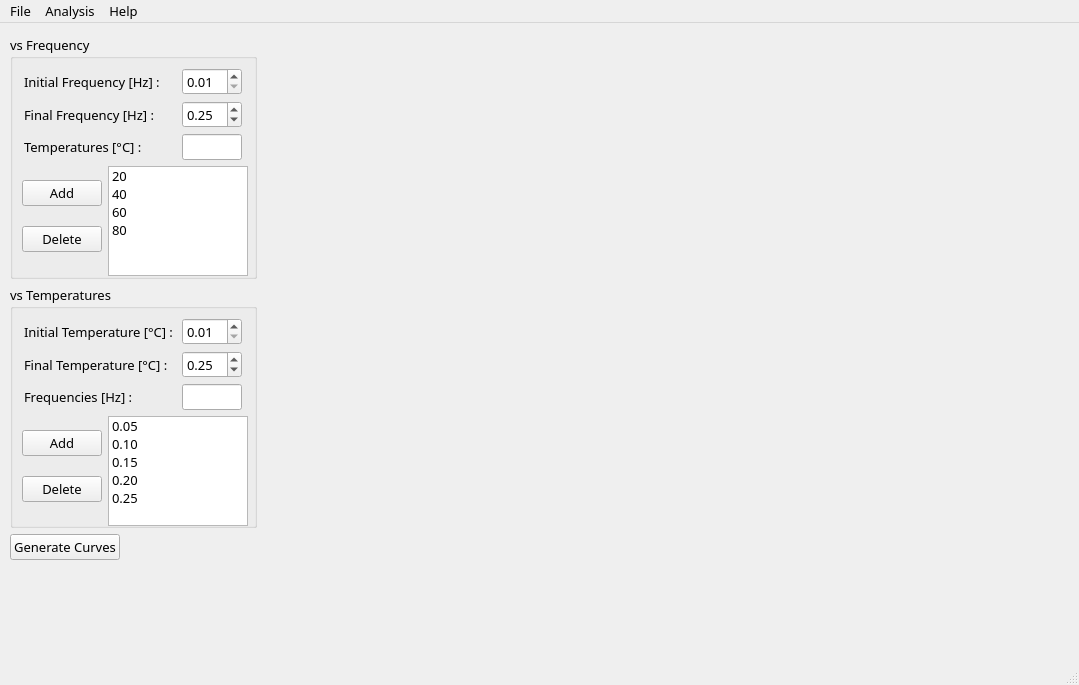
LuisCarlosRojasTorres/ViscoQT, file MainWindow.ui: the form before one commit.
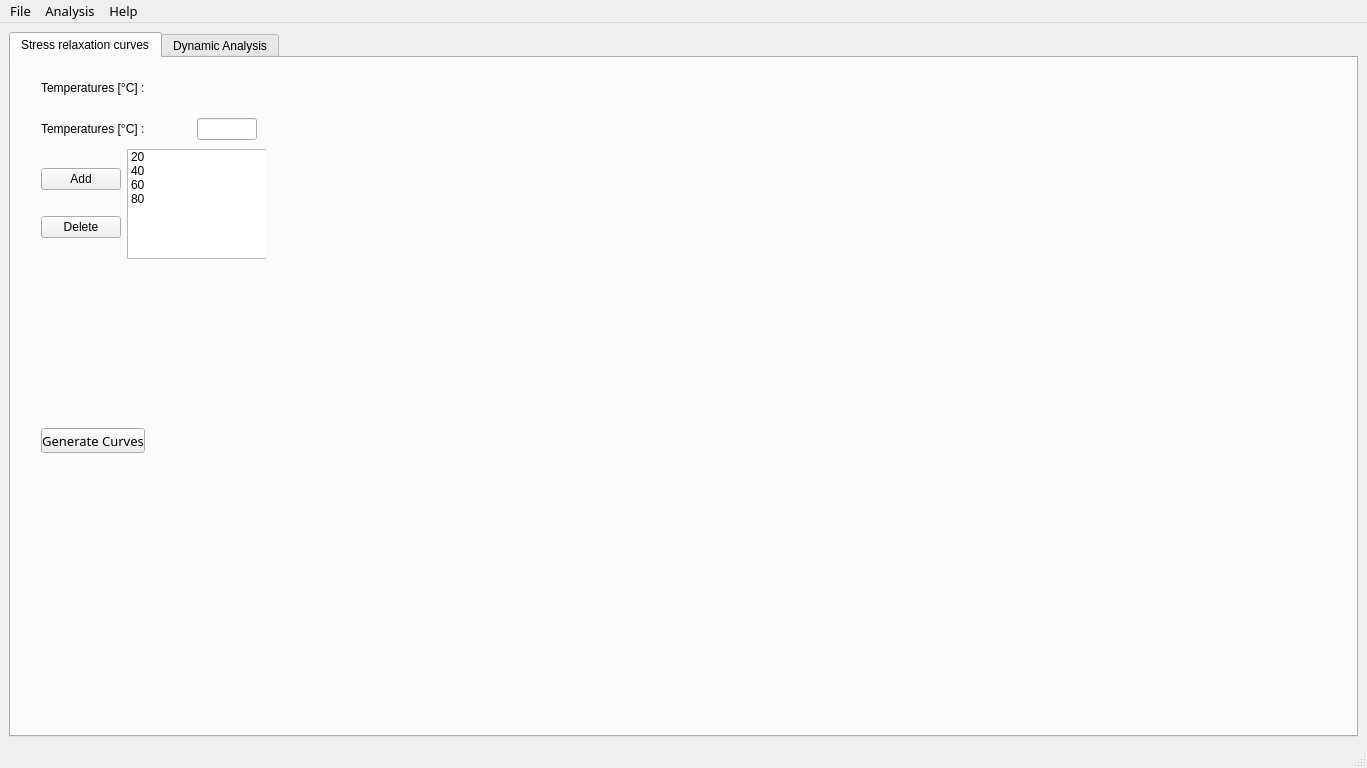
The form after the commit.

Diff of the .ui file:
```diff
--- a/MainWindow.ui
+++ b/MainWindow.ui
@@ -6,34 +6,191 @@
    <rect>
     <x>0</x>
     <y>0</y>
-    <width>1079</width>
-    <height>685</height>
+    <width>1367</width>
+    <height>768</height>
    </rect>
   </property>
   <property name="windowTitle">
    <string>MainWindow</string>
   </property>
   <widget class="QWidget" name="centralwidget">
-   <widget class="QWidget" name="gridLayoutWidget">
+   <layout class="QGridLayout" name="gridLayout">
+    <item row="0" column="0">
+     <widget class="QTabWidget" name="tabWidget">
+      <property name="currentIndex">
+       <number>0</number>
+      </property>
+      <widget class="QWidget" name="tab_stressRelaxation">
+       <attribute name="title">
+        <string>Stress relaxation curves</string>
+       </attribute>
+       <widget class="QWidget" name="layoutWidget_2">
     <property name="geometry">
      <rect>
-      <x>309</x>
-      <y>9</y>
-      <width>751</width>
-      <height>621</height>
-     </rect>
-    </property>
-    <layout class="QGridLayout" name="gridCharts">
-     <property name="sizeConstraint">
-      <enum>QLayout::SetFixedSize</enum>
-     </property>
-    </layout>
-   </widget>
+          <x>30</x>
+          <y>90</y>
+          <width>225</width>
+          <height>112</height>
+         </rect>
+        </property>
+        <layout class="QHBoxLayout" name="horizontalLayout_10">
+         <item>
+          <layout class="QVBoxLayout" name="verticalLayout_6">
+           <item>
+            <widget class="QPushButton" name="pB_AddTemp_2">
+             <property name="text">
+              <string>Add</string>
+             </property>
+            </widget>
+           </item>
+           <item>
+            <widget class="QPushButton" name="pB_DeleteTemp_2">
+             <property name="text">
+              <string>Delete</string>
+             </property>
+            </widget>
+           </item>
+          </layout>
+         </item>
+         <item>
+          <widget class="QListWidget" name="listWidgetTemp_2">
+           <property name="minimumSize">
+            <size>
+             <width>140</width>
+             <height>110</height>
+            </size>
+           </property>
+           <property name="maximumSize">
+            <size>
+             <width>140</width>
+             <height>110</height>
+            </size>
+           </property>
+           <item>
+            <property name="text">
+             <string>20</string>
+            </property>
+           </item>
+           <item>
+            <property name="text">
+             <string>40</string>
+            </property>
+           </item>
+           <item>
+            <property name="text">
+             <string>60</string>
+            </property>
+           </item>
+           <item>
+            <property name="text">
+             <string>80</string>
+            </property>
+           </item>
+          </widget>
+         </item>
+        </layout>
+       </widget>
+       <widget class="QWidget" name="layoutWidget_3">
+        <property name="geometry">
+         <rect>
+          <x>30</x>
+          <y>60</y>
+          <width>218</width>
+          <height>22</height>
+         </rect>
+        </property>
+        <layout class="QHBoxLayout" name="horizontalLayout_11">
+         <item>
+          <widget class="QLabel" name="label_7">
+           <property name="minimumSize">
+            <size>
+             <width>150</width>
+             <height>0</height>
+            </size>
+           </property>
+           <property name="maximumSize">
+            <size>
+             <width>150</width>
+             <height>16777215</height>
+            </size>
+           </property>
+           <property name="text">
+            <string>Temperatures [°C] :</string>
+           </property>
+          </widget>
+         </item>
+         <item>
+          <widget class="QLineEdit" name="lineEditTemp_2">
+           <property name="minimumSize">
+            <size>
+             <width>60</width>
+             <height>0</height>
+            </size>
+           </property>
+           <property name="maximumSize">
+            <size>
+             <width>60</width>
+             <height>16777215</height>
+            </size>
+           </property>
+          </widget>
+         </item>
+        </layout>
+       </widget>
+       <widget class="QPushButton" name="pB_GenerateCurves_2">
+        <property name="geometry">
+         <rect>
+          <x>30</x>
+          <y>370</y>
+          <width>104</width>
+          <height>25</height>
+         </rect>
+        </property>
+        <property name="font">
+         <font>
+          <family>Ebrima</family>
+          <pointsize>10</pointsize>
+         </font>
+        </property>
+        <property name="text">
+         <string>Generate Curves</string>
+        </property>
+       </widget>
+       <widget class="QLabel" name="label_8">
+        <property name="geometry">
+         <rect>
+          <x>30</x>
+          <y>20</y>
+          <width>150</width>
+          <height>20</height>
+         </rect>
+        </property>
+        <property name="minimumSize">
+         <size>
+          <width>150</width>
+          <height>0</height>
+         </size>
+        </property>
+        <property name="maximumSize">
+         <size>
+          <width>150</width>
+          <height>16777215</height>
+         </size>
+        </property>
+        <property name="text">
+         <string>Temperatures [°C] :</string>
+        </property>
+       </widget>
+      </widget>
+      <widget class="QWidget" name="tab_Dynamic">
+       <attribute name="title">
+        <string>Dynamic Analysis</string>
+       </attribute>
    <widget class="QWidget" name="layoutWidget">
     <property name="geometry">
      <rect>
-      <x>10</x>
-      <y>12</y>
+          <x>30</x>
+          <y>40</y>
       <width>247</width>
       <height>525</height>
      </rect>
@@ -499,12 +656,16 @@
     </layout>
    </widget>
   </widget>
+     </widget>
+    </item>
+   </layout>
+  </widget>
   <widget class="QMenuBar" name="menubar">
    <property name="geometry">
     <rect>
      <x>0</x>
      <y>0</y>
-     <width>1079</width>
+     <width>1367</width>
      <height>23</height>
     </rect>
    </property>
```
Left out of the diff: 12 changed lines with no effect on the pictures. Lines whose indentation alone changed are shown as unchanged.
